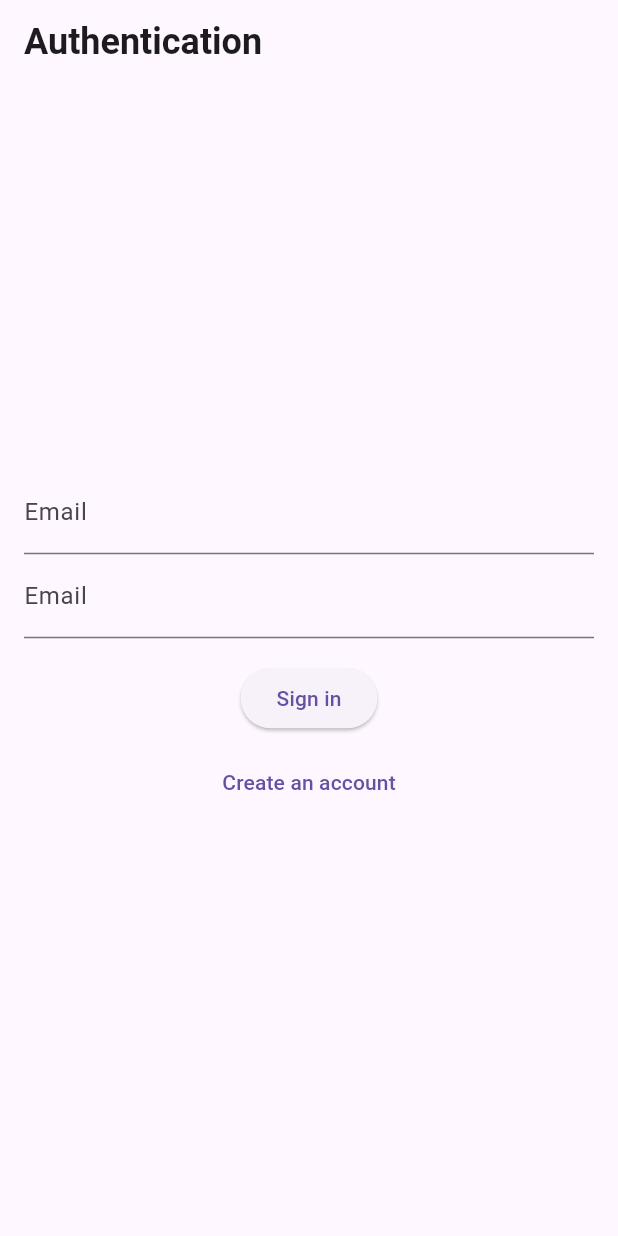
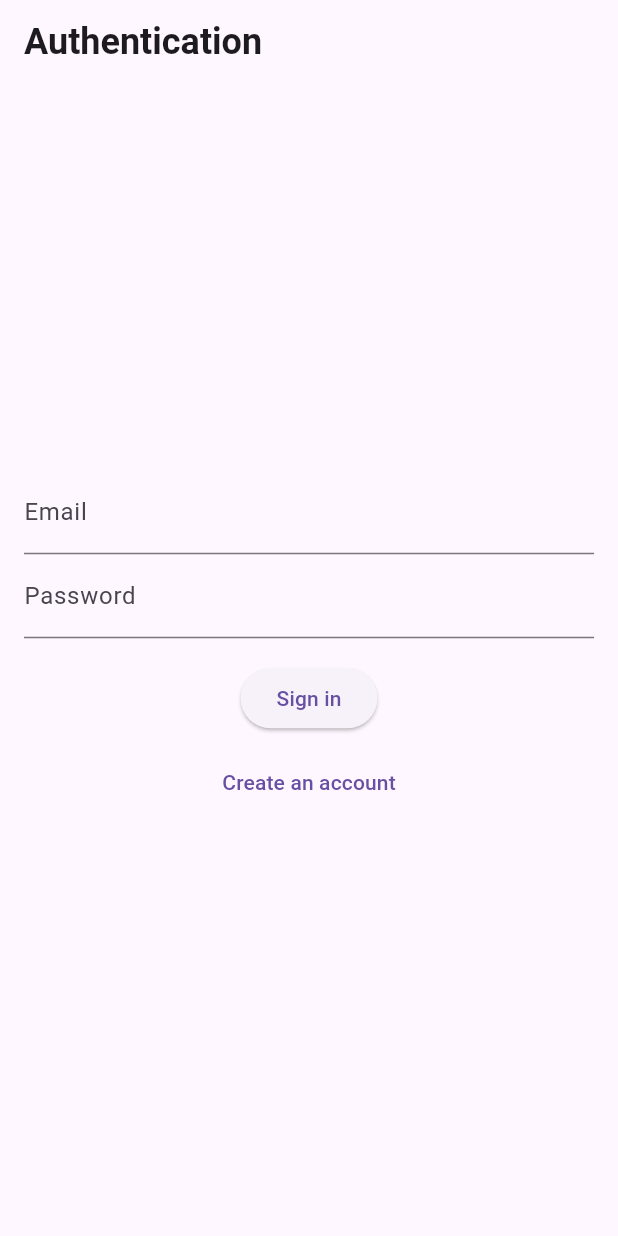
Before and after one commit to LeGodurix19/BookHive, a Flutter app: the screen it shows after launch, on a phone screen of 412 x 824 dp. Run offline on Flutter 3.47's test engine with Material 3 defaults, Android fonts, the light colour scheme and no system bars; our stand-ins replace cloud_firestore, firebase_auth, firebase_core, flutter_dotenv, rive, sentry_flutter; missing offline and left inert: qr_code_scanner; accounts and stored records are empty; generated files the repository leaves out were written again.

Commit message:
update v0.0.3 point 1

```diff
--- a/lib/Profil/page.Login.dart
+++ b/lib/Profil/page.Login.dart
@@ -32,11 +32,17 @@ class _LoginPageState extends State<LoginPage> {
     try {
       if (isLogin) {
         await Auth().signInWithEmailAndPassword(email: email, password: password);
+        Navigator.of(context).pushReplacement(MaterialPageRoute(builder: (context) => const HomePage()));
       } else {
         await Auth().createUserWithEmailAndPassword(email: email, password: password);
+        ScaffoldMessenger.of(context).showSnackBar(
+          const SnackBar(content: Text('Un email de vérification a été envoyé. Veuillez vérifier votre email.')),
+        );
+        setState(() {
+          isLogin = true;
+        });
       }
       // ignore: use_build_context_synchronously
-      Navigator.of(context).pushReplacement(MaterialPageRoute(builder: (context) => const HomePage()));
     } on FirebaseAuthException catch (e) {
       setState(() {
         errorMessage = e.message;
@@ -54,7 +60,7 @@ class _LoginPageState extends State<LoginPage> {
   Widget _buildTextField(String label, TextEditingController controller, {bool obscureText = false}) {
     return TextField(
       controller: controller,
-      decoration: InputDecoration(labelText: AppLocalizations.of(context)!.email), // Utilisation de la localisation
+      decoration: InputDecoration(labelText: label), // Utilisation de la localisation
       obscureText: obscureText,
     );
   }
--- a/lib/class.WidgetTree.dart
+++ b/lib/class.WidgetTree.dart
@@ -1,6 +1,5 @@
 import 'package:betta/Profil/page.Login.dart';
 import 'package:flutter/material.dart';
-import 'package:firebase_auth/firebase_auth.dart';
 
 import 'page.Home.dart';
 import 'Profil/class.Auth.dart';
@@ -16,10 +15,11 @@ class WidgetTree extends StatefulWidget {
 class _WidgetTreeState extends State<WidgetTree> {
   @override
   Widget build(BuildContext context) {
+
     return StreamBuilder(
-      stream: Auth().authStateChanges(),
-      builder: (BuildContext context, AsyncSnapshot<User?> snapshot) {
-        if (snapshot.hasData) {
+      stream: Auth().emailUpdates(),
+      builder: (BuildContext context, AsyncSnapshot<bool> snapshot) {
+        if (snapshot.hasData && snapshot.data == true) {
           return const HomePage();
         }
         return const LoginPage();
```
Also changed, not shown: lib/Profil/class.Auth.dart (+31 -4 lines), lib/Profil/pagesIn.ChangeAccountSecu/page.ChangePassword.dart (+17 -34 lines), 1 other file.
